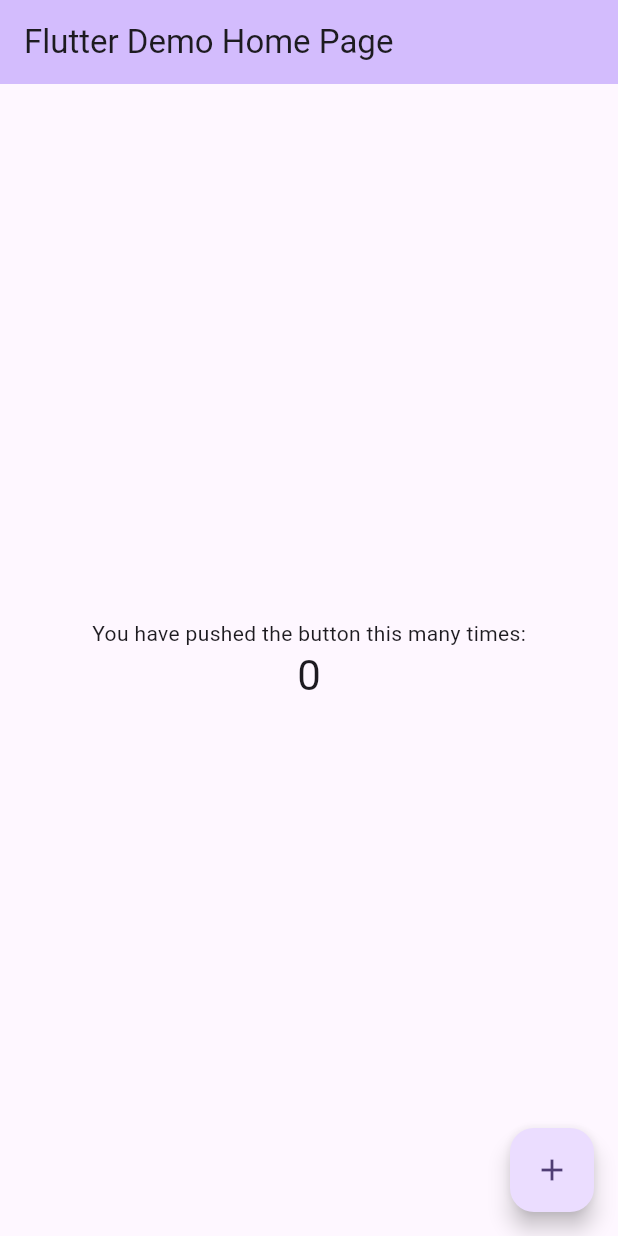
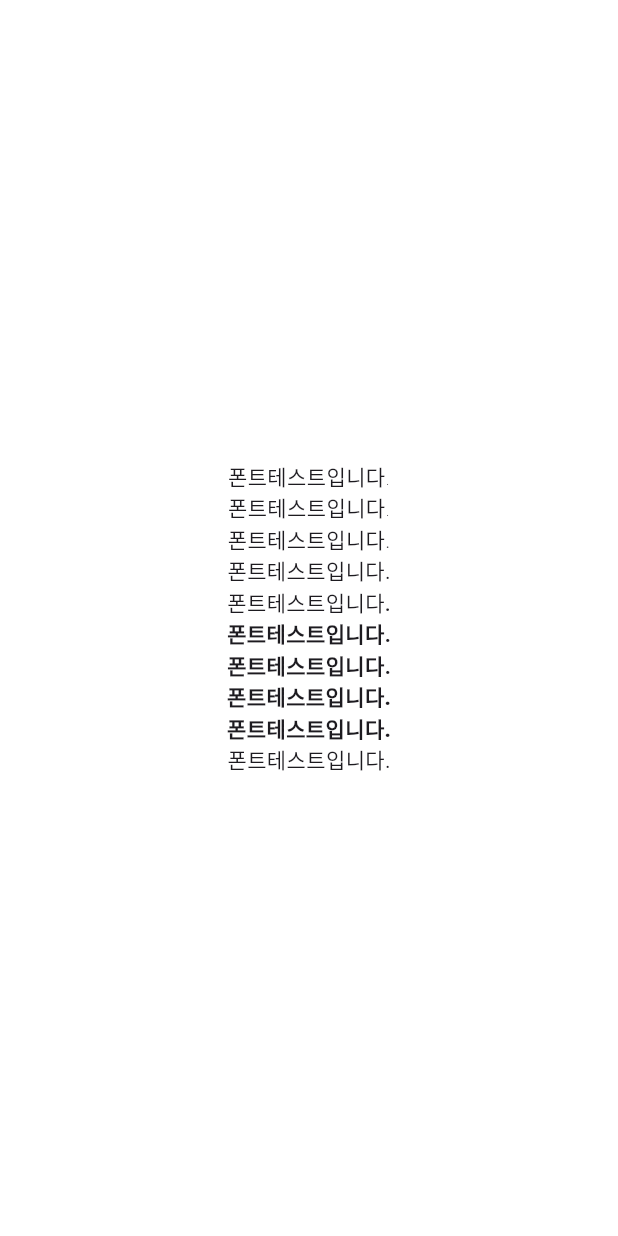
Before and after one commit to oo-Woogi/project_team5_chating_app, a Flutter app: the screen it shows after launch, on a phone screen of 412 x 824 dp. Run offline on Flutter 3.47's test engine with Material 3 defaults, Android fonts, the phone set to English and light mode, and no system bars; Roboto replaces fonts that are missing (Bmjua, Pretendard).

Commit message:
🎨: fonts, images파일추가, 기본폰트 설정

```diff
--- a/lib/main.dart
+++ b/lib/main.dart
@@ -1,4 +1,5 @@
 import 'package:flutter/material.dart';
+import 'package:project_team5_chating_app/pages/welcome_page/welcome_page.dart';
 
 void main() {
   runApp(const MyApp());
@@ -7,116 +8,12 @@ void main() {
 class MyApp extends StatelessWidget {
   const MyApp({super.key});
 
-  // This widget is the root of your application.
   @override
   Widget build(BuildContext context) {
     return MaterialApp(
-      title: 'Flutter Demo',
       theme: ThemeData(
-        // This is the theme of your application.
-        //
-        // TRY THIS: Try running your application with "flutter run". You'll see
-        // the application has a purple toolbar. Then, without quitting the app,
-        // try changing the seedColor in the colorScheme below to Colors.green
-        // and then invoke "hot reload" (save your changes or press the "hot
-        // reload" button in a Flutter-supported IDE, or press "r" if you used
-        // the command line to start the app).
-        //
-        // Notice that the counter didn't reset back to zero; the application
-        // state is not lost during the reload. To reset the state, use hot
-        // restart instead.
-        //
-        // This works for code too, not just values: Most code changes can be
-        // tested with just a hot reload.
-        colorScheme: ColorScheme.fromSeed(seedColor: Colors.deepPurple),
-      ),
-      home: const MyHomePage(title: 'Flutter Demo Home Page'),
+          fontFamily: 'Pretendard', scaffoldBackgroundColor: Colors.white),
+      home: WelcomePage(),
     );
   }
 }
-
-class MyHomePage extends StatefulWidget {
-  const MyHomePage({super.key, required this.title});
-
-  // This widget is the home page of your application. It is stateful, meaning
-  // that it has a State object (defined below) that contains fields that affect
-  // how it looks.
-
-  // This class is the configuration for the state. It holds the values (in this
-  // case the title) provided by the parent (in this case the App widget) and
-  // used by the build method of the State. Fields in a Widget subclass are
-  // always marked "final".
-
-  final String title;
-
-  @override
-  State<MyHomePage> createState() => _MyHomePageState();
-}
-
-class _MyHomePageState extends State<MyHomePage> {
-  int _counter = 0;
-
-  void _incrementCounter() {
-    setState(() {
-      // This call to setState tells the Flutter framework that something has
-      // changed in this State, which causes it to rerun the build method below
-      // so that the display can reflect the updated values. If we changed
-      // _counter without calling setState(), then the build method would not be
-      // called again, and so nothing would appear to happen.
-      _counter++;
-    });
-  }
-
-  @override
-  Widget build(BuildContext context) {
-    // This method is rerun every time setState is called, for instance as done
-    // by the _incrementCounter method above.
-    //
-    // The Flutter framework has been optimized to make rerunning build methods
-    // fast, so that you can just rebuild anything that needs updating rather
-    // than having to individually change instances of widgets.
-    return Scaffold(
-      appBar: AppBar(
-        // TRY THIS: Try changing the color here to a specific color (to
-        // Colors.amber, perhaps?) and trigger a hot reload to see the AppBar
-        // change color while the other colors stay the same.
-        backgroundColor: Theme.of(context).colorScheme.inversePrimary,
-        // Here we take the value from the MyHomePage object that was created by
-        // the App.build method, and use it to set our appbar title.
-        title: Text(widget.title),
-      ),
-      body: Center(
-        // Center is a layout widget. It takes a single child and positions it
-        // in the middle of the parent.
-        child: Column(
-          // Column is also a layout widget. It takes a list of children and
-          // arranges them vertically. By default, it sizes itself to fit its
-          // children horizontally, and tries to be as tall as its parent.
-          //
-          // Column has various properties to control how it sizes itself and
-          // how it positions its children. Here we use mainAxisAlignment to
-          // center the children vertically; the main axis here is the vertical
-          // axis because Columns are vertical (the cross axis would be
-          // horizontal).
-          //
-          // TRY THIS: Invoke "debug painting" (choose the "Toggle Debug Paint"
-          // action in the IDE, or press "p" in the console), to see the
-          // wireframe for each widget.
-          mainAxisAlignment: MainAxisAlignment.center,
-          children: <Widget>[
-            const Text('You have pushed the button this many times:'),
-            Text(
-              '$_counter',
-              style: Theme.of(context).textTheme.headlineMedium,
-            ),
-          ],
-        ),
-      ),
-      floatingActionButton: FloatingActionButton(
-        onPressed: _incrementCounter,
-        tooltip: 'Increment',
-        child: const Icon(Icons.add),
-      ), // This trailing comma makes auto-formatting nicer for build methods.
-    );
-  }
-}
--- a/lib/pages/welcome_page/welcome_page.dart
+++ b/lib/pages/welcome_page/welcome_page.dart
@@ -0,0 +1,27 @@
+import 'package:flutter/cupertino.dart';
+import 'package:flutter/material.dart';
+
+class WelcomePage extends StatelessWidget {
+  @override
+  Widget build(BuildContext context) {
+    return Scaffold(
+      body: (Center(
+        child: Column(
+          mainAxisAlignment: MainAxisAlignment.center,
+          children: [
+            Text('폰트테스트입니다.', style: TextStyle(fontWeight: FontWeight.w100)),
+            Text('폰트테스트입니다.', style: TextStyle(fontWeight: FontWeight.w200)),
+            Text('폰트테스트입니다.', style: TextStyle(fontWeight: FontWeight.w300)),
+            Text('폰트테스트입니다.', style: TextStyle(fontWeight: FontWeight.w400)),
+            Text('폰트테스트입니다.', style: TextStyle(fontWeight: FontWeight.w500)),
+            Text('폰트테스트입니다.', style: TextStyle(fontWeight: FontWeight.w600)),
+            Text('폰트테스트입니다.', style: TextStyle(fontWeight: FontWeight.w700)),
+            Text('폰트테스트입니다.', style: TextStyle(fontWeight: FontWeight.w800)),
+            Text('폰트테스트입니다.', style: TextStyle(fontWeight: FontWeight.w900)),
+            Text('폰트테스트입니다.', style: TextStyle(fontFamily: 'Bmjua')),
+          ],
+        ),
+      )),
+    );
+  }
+}
```
Also changed, not shown: pubspec.yaml (+27 -14 lines), 10 other files.
